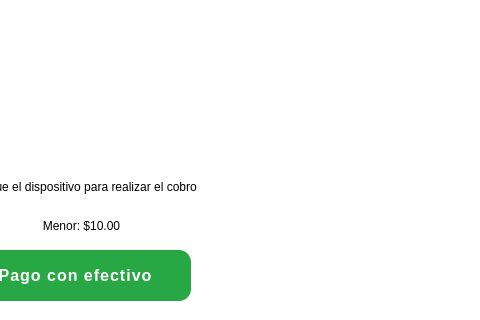
Qt form ui/prepago.ui (ErnestoLomar/Urban_Urbano_Prep) before a commit; both pictures show x 320 to 800 and y 160 to 480 of the 800 by 480 pixel window.
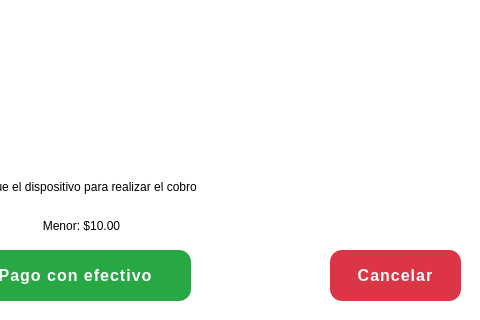
The same form after that commit. Icons and pictures are not drawn.

Patch:
```diff
--- a/ui/prepago.ui
+++ b/ui/prepago.ui
@@ -136,6 +136,39 @@
      <string>Pago con efectivo</string>
     </property>
    </widget>
+   <widget class="QPushButton" name="btn_cancelar">
+    <property name="geometry">
+     <rect>
+      <x>650</x>
+      <y>410</y>
+      <width>131</width>
+      <height>51</height>
+     </rect>
+    </property>
+    <property name="styleSheet">
+     <string notr="true">/* Aplica solo al botón con objectName &quot;btn_cancelar&quot; */
+QPushButton#btn_cancelar {
+    background-color: #dc3545;   /* Rojo tipo peligro */
+    color: white;
+    border: none;
+    border-radius: 12px;
+    padding: 12px 24px;
+    font-size: 16px;
+    font-weight: bold;
+    letter-spacing: 1px;
+}
+QPushButton#btn_cancelar:hover {
+    background-color: #c82333;
+}
+QPushButton#btn_cancelar:pressed {
+    background-color: #bd2130;
+}
+</string>
+    </property>
+    <property name="text">
+     <string>Cancelar</string>
+    </property>
+   </widget>
   </widget>
  </widget>
  <resources/>
```
